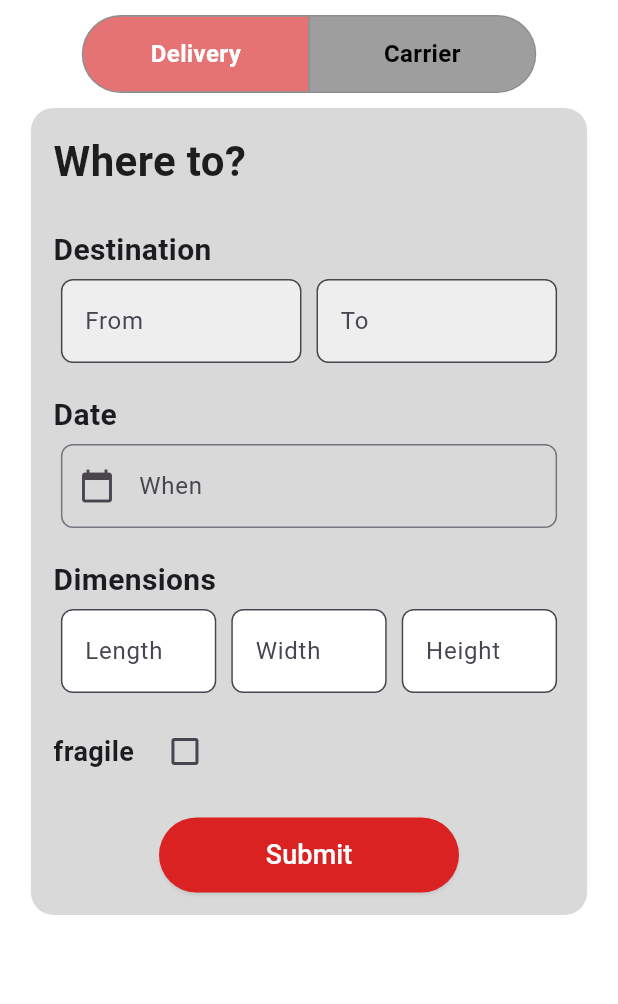
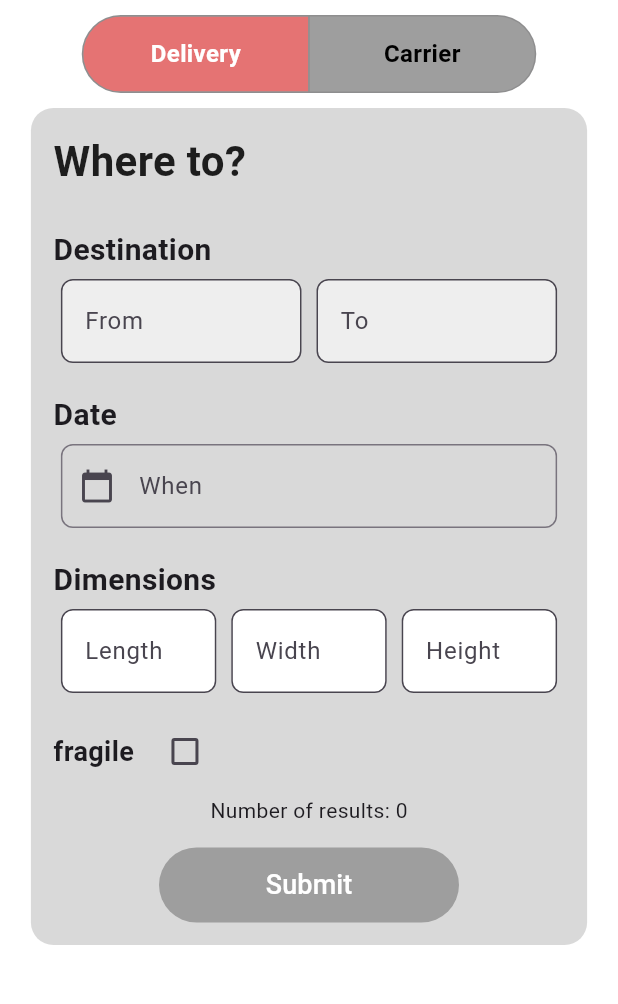
Before and after one commit to mandryskowski/jastip, a Flutter app: the screen it shows after launch, on a phone screen of 412 x 824 dp, the part 105-1109 px from its top. Run offline on Flutter 3.47's test engine with Material 3 defaults, Android fonts, the phone set to English and light mode, and no system bars; our stand-ins replace google_fonts; network calls fail.

Commit message:
Now hints for the user do not push other containers. Over submit button there is indicator of number of results.

```diff
--- a/frontend/jastip/lib/FormBox.dart
+++ b/frontend/jastip/lib/FormBox.dart
@@ -29,18 +29,22 @@ class Formbox extends StatefulWidget {
 class _FormboxState extends State<Formbox> {
   final Map<String, TextEditingController> _controllers = {};
   final Map<String, bool> _checkboxValues = {};
+  int _resultCount = 0;
 
   @override
   void initState() {
     super.initState();
     for (var group in widget.fields) {
       for (var field in group.value) {
-        _controllers[field.dbQueryParam] = TextEditingController();
+        final controller = TextEditingController();
+        controller.addListener(_fetchResultCount);
+        _controllers[field.dbQueryParam] = controller;
       }
     }
     for (var title in widget.checkboxTitles) {
       _checkboxValues[title] = false;
     }
+    _fetchResultCount();
   }
 
   @override
@@ -52,42 +56,31 @@ class _FormboxState extends State<Formbox> {
   }
 
   void _submit() {
-
     Map<String, String> mp = {};
     for (var entry in _controllers.entries) {
-      print('${entry.key}: ${entry.value.text}');
       mp[entry.key] = entry.value.text;
     }
     for (var entry in _checkboxValues.entries) {
-      print('${entry.key}: ${entry.value}');
       mp[entry.key] = entry.value.toString();
     }
 
     String currentRoute = ModalRoute.of(context)?.settings.name ?? '/';
 
     if(widget.httpMethod == "POST") {
-      print("POST request");
-
       _postRequest(mp);
-
       Navigator.push(context,
         MaterialPageRoute(builder: (context) => ListingPage.generic(currentRoute), settings: RouteSettings(name: '/ListingPage')));
-
     }
     else if(widget.httpMethod == "GET") {
-      print("GET request");
       Navigator.push(context,
         MaterialPageRoute(builder: (context) => ListingPage(args: mp, initialRoute: currentRoute,), settings: RouteSettings(name: '/ListingPage')));
     } else {
       print("INVALID HTTP METHOD");
     }
-
   }
 
-  void _postRequest(Map<String, String>args) async{
+  void _postRequest(Map<String, String> args) async {
     var body = json.encode(args);
-
-    print(body);
 
     var response = await http.post(
       Uri.parse("https://jastip-backend-3b036fb5403c.herokuapp.com/auctions"),
@@ -97,13 +90,40 @@ class _FormboxState extends State<Formbox> {
       body: body,
     );
 
-    // Check the response status code
     if (response.statusCode == 200) {
       print('POST request successful');
       print('Response body: ${response.body}');
     } else {
       print('POST request failed with status: ${response.statusCode}');
     }
+  }
+
+  void _fetchResultCount() async {
+    var uri = Uri.parse("https://jastip-backend-3b036fb5403c.herokuapp.com/auctions${getParameters()}");
+    var response = await http.get(uri);
+
+    if (response.statusCode == 200) {
+      Iterable list = json.decode(response.body);
+      setState(() {
+        _resultCount = list.length;
+      });
+    } else {
+      print('GET request failed with status: ${response.statusCode}');
+    }
+  }
+
+  String getParameters() {
+    StringBuffer sb = StringBuffer();
+    sb.write("?");
+    for (var entry in _controllers.entries)
+      if (entry.value.text != '') {
+        sb.write("${entry.key}=${entry.value.text}&");
+      }
+    for (var entry in _checkboxValues.entries)
+      if (entry.value.toString() != '') {
+        sb.write("${entry.key}=${entry.value.toString()}&");
+      }
+    return sb.toString();
   }
 
   @override
@@ -113,7 +133,7 @@ class _FormboxState extends State<Formbox> {
       child: Container(
         decoration: BoxDecoration(
         color: backgroundColorData,
-        borderRadius: BorderRadius.circular(15.0), // Rounded edges
+        borderRadius: BorderRadius.circular(15.0),
         ),
         child: SingleChildScrollView(
           child: Column(
@@ -165,13 +185,18 @@ class _FormboxState extends State<Formbox> {
                     setState(() {
                       _checkboxValues[widget.checkboxTitles[index]] = value!;
                     });
+                    _fetchResultCount();
                   },
                 ),
+              ),
+              Center(
+                child: Text('Number of results: $_resultCount'),
               ),
               Center(
                 child: SubmitButton(
                   onPressed: _submit,
                   buttonText: 'Submit',
+                  enabled: _resultCount > 0,
                 ),
               ),
             ],
--- a/frontend/jastip/lib/FormElement.dart
+++ b/frontend/jastip/lib/FormElement.dart
@@ -21,34 +21,52 @@ class SearchBarJastip extends StatefulWidget {
 
 class _SearchBarJastipState extends State<SearchBarJastip> {
   List<String> _hints = [];
+  final FocusNode _focusNode = FocusNode();
+  OverlayEntry? _overlayEntry;
 
   @override
-  Widget build(BuildContext context) {
-    switch (widget.hint.type) {
-      case DateTime:
-        return DateSearchBar(hintText: widget.hint.content, controller: widget.controller);
-      case int:
-        return NumberSearchBar(hint: widget.hint, controller: widget.controller);
-      default:
-        return Column(
-          children: [
-            TextField(
-              controller: widget.controller,
-              onChanged: widget.hint.searchable ? (value) => onChangedSearch(value, widget.hint.dbQueryParam) : null,
-              inputFormatters: [FilteringTextInputFormatter.allow(RegExp(r'[a-zA-Z0-9]'))],
-              decoration: InputDecoration(
-                hintText: widget.hint.content,
-                border: OutlineInputBorder(
-                  borderRadius: BorderRadius.circular(8.0),
-                ),
-                filled: true,
-                fillColor: Colors.grey[200],
-              ),
-            ),
-            if (_hints.isNotEmpty)
-              Container(
-                color: Colors.white,
+  void initState() {
+    super.initState();
+    _focusNode.addListener(() {
+      if (!_focusNode.hasFocus) {
+        _removeOverlay();
+      }
+    });
+  }
+
+  @override
+  void dispose() {
+    _removeOverlay();
+    _focusNode.dispose();
+    super.dispose();
+  }
+
+  void _showOverlay() {
+    _overlayEntry = _createOverlayEntry();
+    Overlay.of(context).insert(_overlayEntry!);
+  }
+
+  void _removeOverlay() {
+    _overlayEntry?.remove();
+    _overlayEntry = null;
+  }
+
+  OverlayEntry _createOverlayEntry() {
+    RenderBox renderBox = context.findRenderObject() as RenderBox;
+    var size = renderBox.size;
+    var offset = renderBox.localToGlobal(Offset.zero);
+
+    return OverlayEntry(
+      builder: (context) => Positioned(
+        left: offset.dx,
+        top: offset.dy + size.height,
+        width: size.width,
+        child: Material(
+          elevation: 4.0,
+          child: ConstrainedBox(
+            constraints: BoxConstraints(maxHeight: 150),
             child: ListView.builder(
+              padding: EdgeInsets.zero,
               shrinkWrap: true,
               itemCount: _hints.length,
               itemBuilder: (context, index) {
@@ -56,23 +74,22 @@ class _SearchBarJastipState extends State<SearchBarJastip> {
                   title: Text(_hints[index]),
                   onTap: () {
                     widget.controller.text = _hints[index];
-                        setState(() {
-                          _hints.clear();
-                        });
+                    _removeOverlay();
                   },
                 );
               },
             ),
           ),
-          ],
+        ),
+      ),
     );
-    }
   }
 
   void onChangedSearch(String content, String column) async {
     if (content.isEmpty) {
       setState(() {
         _hints = [];
+        _removeOverlay();
       });
       return;
     }
@@ -85,12 +102,40 @@ class _SearchBarJastipState extends State<SearchBarJastip> {
 
       setState(() {
         _hints = data.map((item) => item.toString()).take(3).toList();
+        _removeOverlay();
+        _showOverlay();
       });
     } else {
       // Handle error
       setState(() {
         _hints = [];
+        _removeOverlay();
       });
+    }
+  }
+
+  @override
+  Widget build(BuildContext context) {
+    switch (widget.hint.type) {
+      case DateTime:
+        return DateSearchBar(hintText: widget.hint.content, controller: widget.controller);
+      case int:
+        return NumberSearchBar(hint: widget.hint, controller: widget.controller);
+      default:
+        return TextField(
+          focusNode: _focusNode,
+          controller: widget.controller,
+          onChanged: widget.hint.searchable ? (value) => onChangedSearch(value, widget.hint.dbQueryParam) : null,
+          inputFormatters: [FilteringTextInputFormatter.allow(RegExp(r'[a-zA-Z0-9]'))],
+          decoration: InputDecoration(
+            hintText: widget.hint.content,
+            border: OutlineInputBorder(
+              borderRadius: BorderRadius.circular(8.0),
+            ),
+            filled: true,
+            fillColor: Colors.grey[200],
+          ),
+        );
     }
   }
 }
@@ -202,11 +247,13 @@ class _DateSearchBarState extends State<DateSearchBar> {
 class SubmitButton extends StatefulWidget {
   final VoidCallback onPressed;
   final String buttonText;
+  final bool enabled;
 
   const SubmitButton({
     super.key,
     required this.onPressed,
     required this.buttonText,
+    this.enabled = true,
   });
 
   @override
@@ -221,7 +268,7 @@ class _SubmitButtonState extends State<SubmitButton> {
     return Padding(
       padding: paddingAll15,
       child: ElevatedButton(
-        onPressed: widget.onPressed,
+        onPressed: widget.enabled ? widget.onPressed : null,
         style: ButtonStyle(
           padding: WidgetStateProperty.all<EdgeInsets>(
             const EdgeInsets.symmetric(vertical: 12.0),
@@ -231,6 +278,10 @@ class _SubmitButtonState extends State<SubmitButton> {
               if (states.contains(WidgetState.pressed)) {
                 // Darken color on press
                 return primaryColorDark;
+              }
+              if (!widget.enabled) {
+                // Gray color when disabled
+                return Colors.grey;
               }
               // Default color
               return primaryColor;
@@ -262,9 +313,8 @@ class _SubmitButtonState extends State<SubmitButton> {
         ),
         child: Text(
           widget.buttonText,
-          style: const TextStyle(fontSize: 18)
+          style: const TextStyle(fontSize: 18),
         ),
-
       ),
     );
   }
```
Lines whose indentation alone changed are shown as unchanged.
